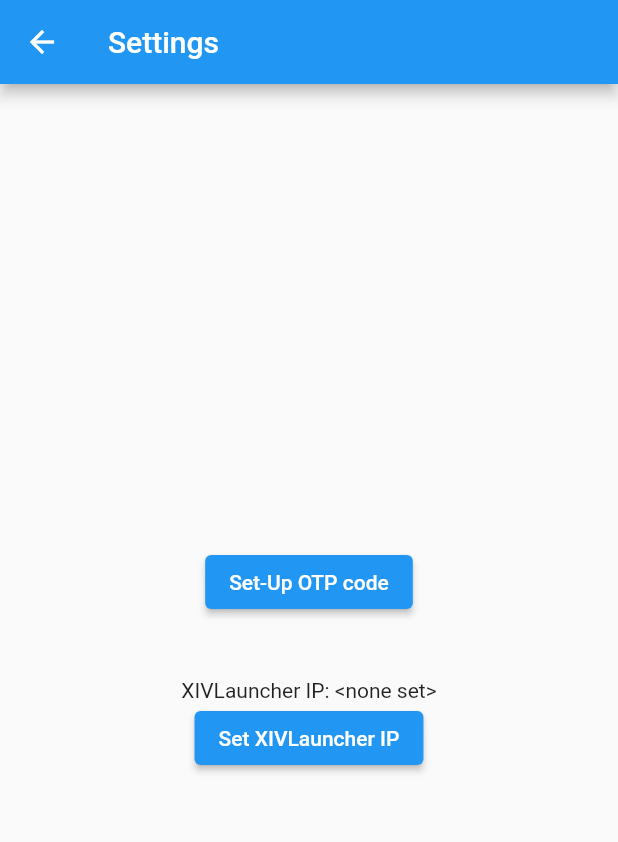
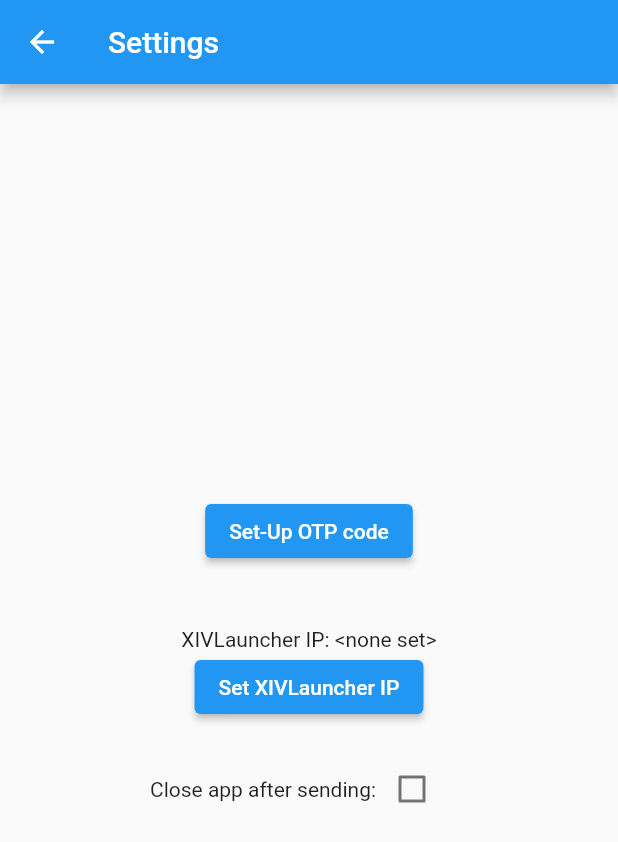
Before and after one commit to goaaats/xl-authenticator, a Flutter app: the screen it shows after launch, on a phone screen of 412 x 824 dp. Shown: the top 842 px of the screen. Run offline on Flutter 3.47's test engine with Material 2 defaults, Android fonts, the phone set to English and light mode, and no system bars; our stand-ins replace fluttertoast, shared_preferences; missing offline and left inert: otp, prompt_dialog, qr_code_scanner.

Commit message:
feat: add "close on send" function

```diff
--- a/lib/communication.dart
+++ b/lib/communication.dart
@@ -31,7 +31,11 @@
 
     try {
       await http.get(uri);
-    } catch (e) {
+    } on http.ClientException catch(e) { // This happens since the XL http server is badly implemented, no problem though
+      developer.log('ClientException: ' + uri.toString(), name: 'com.goatsoft.xl_otpsend', error: e);
+      return true;
+    }
+    catch (e) {
       developer.log('could not send to: ' + uri.toString(), name: 'com.goatsoft.xl_otpsend', error: e);
       return false;
     }
--- /dev/null
+++ b/lib/generalsetting.dart
@@ -0,0 +1,20 @@
+import 'package:shared_preferences/shared_preferences.dart';
+
+class GeneralSetting {
+  static const String ISCLOSE_KEY = "ISCLOSE";
+
+  static Future<bool> getIsAutoClose() async {
+    var prefs = await SharedPreferences.getInstance();
+
+    if (!prefs.containsKey(ISCLOSE_KEY))
+      return false;
+
+    return prefs.getBool(ISCLOSE_KEY) as bool;
+  }
+
+  static Future<void> setIsAutoClose(bool state) async {
+    var prefs = await SharedPreferences.getInstance();
+
+    prefs.setBool(ISCLOSE_KEY, state);
+  }
+}
--- a/lib/set.dart
+++ b/lib/set.dart
@@ -1,8 +1,10 @@
 import 'package:flutter/material.dart';
 import 'package:prompt_dialog/prompt_dialog.dart';
+import 'package:shared_preferences/shared_preferences.dart';
 
 import 'package:xl_otpsend/account.dart';
 import 'package:xl_otpsend/communication.dart';
+import 'package:xl_otpsend/generalsetting.dart';
 import 'package:xl_otpsend/qr.dart';
 import 'package:xl_otpsend/scanresult.dart';
 
@@ -14,6 +16,19 @@
 }
 
 class _SettingsPageState extends State<SettingsPage> {
+  late bool isRestartChecked = false;
+
+  @override
+  void initState() {
+    GeneralSetting.getIsAutoClose().then((value) {
+      setState(() {
+        isRestartChecked = value;
+      });
+    });
+
+    super.initState();
+  }
+
   @override
   Widget build(BuildContext context) {
     return Scaffold(
@@ -23,20 +38,6 @@
       ),
       body: Center(
         child: Column(
-          // Column is also a layout widget. It takes a list of children and
-          // arranges them vertically. By default, it sizes itself to fit its
-          // children horizontally, and tries to be as tall as its parent.
-          //
-          // Invoke "debug painting" (press "p" in the console, choose the
-          // "Toggle Debug Paint" action from the Flutter Inspector in Android
-          // Studio, or the "Toggle Debug Paint" command in Visual Studio Code)
-          // to see the wireframe for each widget.
-          //
-          // Column has various properties to control how it sizes itself and
-          // how it positions its children. Here we use mainAxisAlignment to
-          // center the children vertically; the main axis here is the vertical
-          // axis because Columns are vertical (the cross axis would be
-          // horizontal).
           mainAxisAlignment: MainAxisAlignment.center,
           children: <Widget>[
             ElevatedButton(
@@ -47,18 +48,16 @@
             ),
             Padding(
               padding: EdgeInsets.only(top: 40.0),
-              child: Column(
-                children: <Widget>[
-                  FutureBuilder(
+              child: FutureBuilder(
                 future: Communication.getSavedIp(),
                 builder: (context, snapshot) {
                   if (snapshot.hasData) {
-                        return Text(
-                            "XIVLauncher IP: " + (snapshot.data as String));
+                    return Text("XIVLauncher IP: " + (snapshot.data as String));
                   } else {
                     return Text("XIVLauncher IP: <none set>");
                   }
                 },
+              ),
             ),
             ElevatedButton(
               onPressed: () async {
@@ -81,9 +80,24 @@
               },
               child: Text('Set XIVLauncher IP'),
             ),
+            Padding(
+                padding: EdgeInsets.only(top: 20.0),
+                child: Row(
+                  children: [
+                    SizedBox(
+                      width: 100,
+                    ),
+                    Text("Close app after sending:"),
+                    Checkbox(
+                        value: isRestartChecked,
+                        onChanged: (value) {
+                          setState(() {
+                            isRestartChecked = value as bool;
+                            GeneralSetting.setIsAutoClose(value);
+                          });
+                        })
                   ],
-              ),
-            )
+                ))
           ],
         ),
       ),
--- a/pubspec.yaml
+++ b/pubspec.yaml
@@ -38,6 +38,8 @@
   prompt_dialog: ^1.0.0
 
   http: ^0.13.3
+
+  fluttertoast: ^8.0.6
 
 dev_dependencies:
   flutter_test:
```
Also changed, not shown: lib/home.dart (+20 -3 lines), pubspec.lock. Lines whose indentation alone changed are shown as unchanged.
